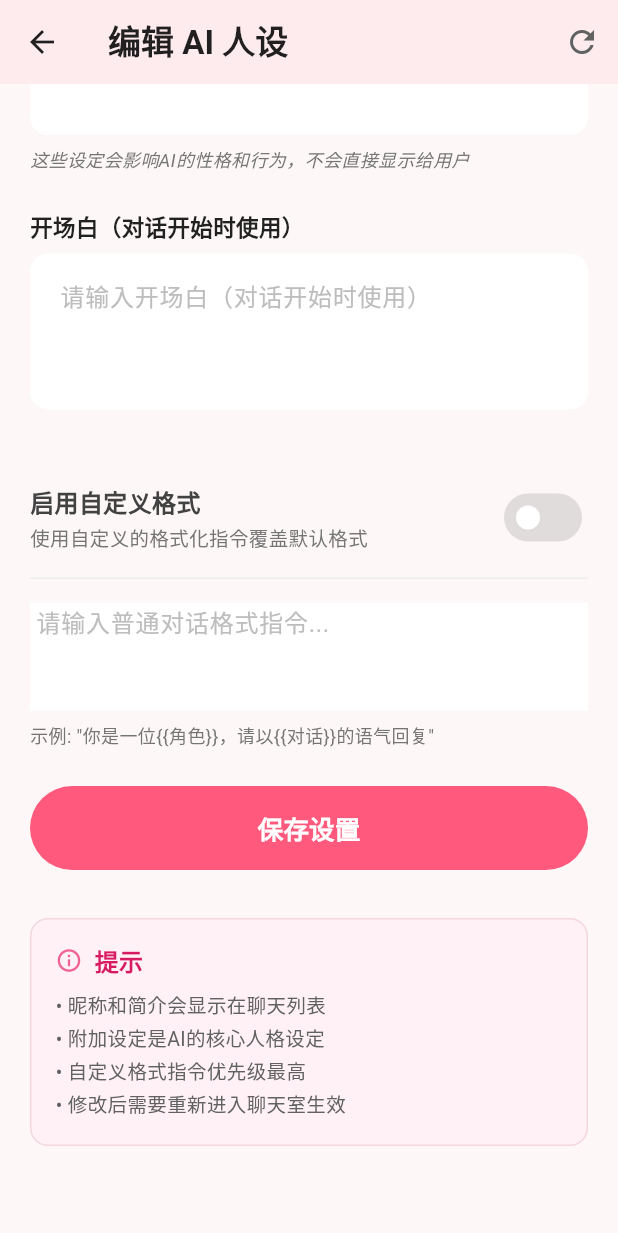
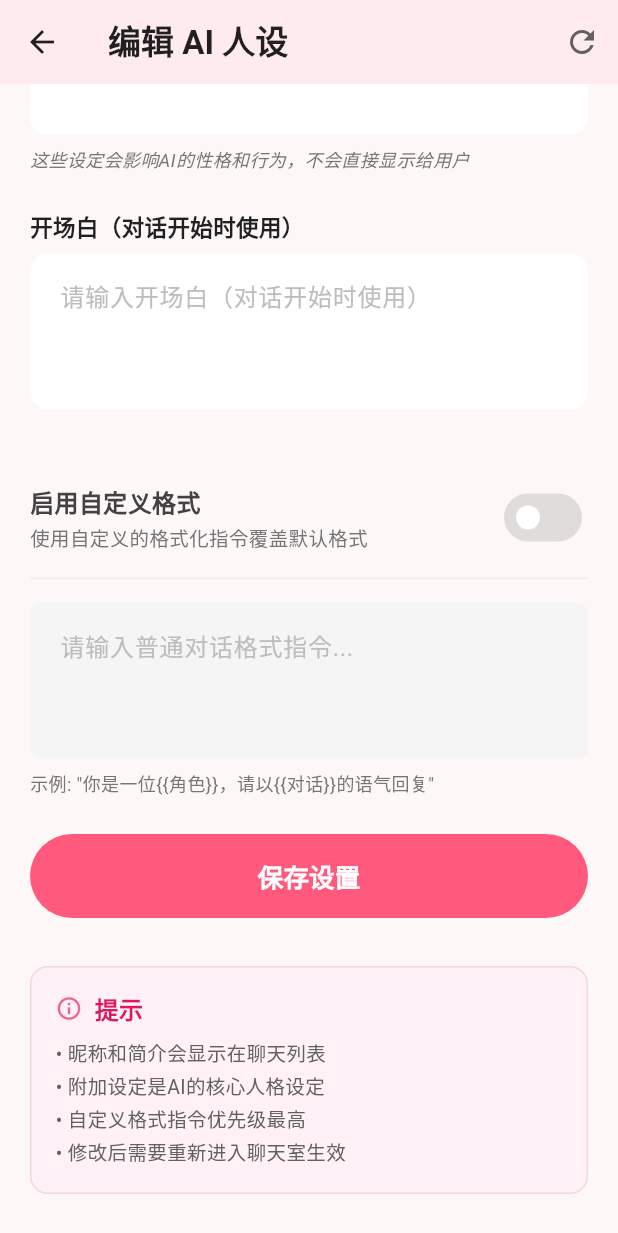
Before and after one commit to qe1712154349-boop/wolfram-chatroom, a Flutter app: the ChatCharacterEditPage screen opened by its route, scrolled down 571 dp, on a phone screen of 412 x 824 dp. Shown: the top 1233 px of the screen. Run offline on Flutter 3.47's test engine with Material 3 defaults, Android fonts, the phone set to English and light mode, and no system bars; our stand-ins replace image_picker, shared_preferences; missing offline and left inert: flutter_foreground_task; accounts and stored records are empty; Roboto replaces fonts that are missing (System).

Commit message:
编辑人设界面

```diff
--- a/lib/pages/chat/chat_character_edit_page.dart
+++ b/lib/pages/chat/chat_character_edit_page.dart
@@ -6,8 +6,6 @@ import 'package:flutter/material.dart';
 import 'package:image_picker/image_picker.dart';
 import '../../services/storage_service.dart';
 import '../../app/ui_theme_manager.dart'; // 🎨 新增导入
-import 'package:animated_styled_widget/animated_styled_widget.dart';
-import 'package:morphable_shape/morphable_shape.dart';
 
 // ════════════════════════════════════════════════════════════════════════════════
 // 🔴 🔴 🔴 🔴 🔴 🔴 🔴 🔴 🔴 🔴 🔴 🔴 🔴 🔴 🔴 🔴 🔴 🔴 🔴 🔴 🔴 🔴 🔴 🔴 🔴
@@ -476,102 +474,111 @@ Color? _getFillColor(bool isDark, bool enabled) {
 
 Widget _buildCustomFormatSection() {
   final isDark = Theme.of(context).brightness == Brightness.dark;
-  final bool isEnabled = _enableCustomFormat;
 
-  // ── 圆角值（单位 px） ────────────────────────────────────────────
-  final double radiusPx = _uiTheme == UITheme.strawberryCandy
-      ? 7.0
-      : (_uiTheme == UITheme.pickleMilk ? (isEnabled ? 5.0 : 3.5) : 7.0);
+  // 根据主题决定圆角
+  double getBorderRadius(bool isForNoBorder) {
+    if (_uiTheme == UITheme.strawberryCandy) {
+      // 草莓主题：统一为7
+      return 7.0;
+    } else if (_uiTheme == UITheme.pickleMilk) {
+      // 牛奶主题：开关我修改完毕了，别动我的圆角数值
+      return isForNoBorder ? 5.0 : 3.5;
+    } else {
+      // 系统主题：默认用草莓主题
+      return 7.0;
+    }
+  }
 
-  final DynamicBorderRadius targetRadius = DynamicBorderRadius.all(
-    DynamicRadius.circular(Length(radiusPx)),  // 最新版：Length(double) 默认 px
-  );
+  // 开关开启时的样式（根据主题处理）
+  InputBorder getNoBorderWithRadius() {
+    final borderRadius = getBorderRadius(true);
 
-  // ── 边框侧 ───────────────────────────────────────────────────────
-  final DynamicBorderSide side = isEnabled
-      ? (_uiTheme == UITheme.strawberryCandy
-          ? DynamicBorderSide(
-              color: const Color.fromARGB(255, 255, 207, 224),
-              width: 1.2,  // ← 直接 double，单位 px
-            )
-          : DynamicBorderSide.none)
-      : (_uiTheme == UITheme.strawberryCandy
-          ? DynamicBorderSide.none
-          : DynamicBorderSide(
-              color: isDark ? Colors.grey[700]! : Colors.grey[300]!,
-              width: 1.0,  // ← 直接 double
-            ));
+    if (_uiTheme == UITheme.strawberryCandy) {
+      // 🍓 草莓主题：开关开启时添加 #F1D7E0 边框
+      return OutlineInputBorder(
+        borderRadius: BorderRadius.circular(borderRadius),
+        borderSide: const BorderSide(
+          color: Color.fromARGB(255, 255, 207, 224), // #改了边框颜色
+          width: 1.2,//改草莓开启自定义格式的边框px和颜色
+        ),
+      );
+    } else {
+      // 其他主题：保持原来的无边框样式
+      return OutlineInputBorder(
+        borderRadius: BorderRadius.circular(borderRadius),
+        borderSide: BorderSide.none,
+      );
+    }
+  }
 
-  // ── 边框侧集合（用 only 或 all 工厂） ─────────────────────────────
-  final RectangleBorderSides borderSides = RectangleBorderSides.only(
-    top: side,
-    bottom: side,
-    left: side,
-    right: side,
-  );  // 或用 all(side) 如果全等
+  final noBorderWithRadius = getNoBorderWithRadius();
 
-  // ── 其他目标值 ────────────────────────────────────────────────────
-  final Color targetFill = isDark
-      ? Colors.grey[800]!
-      : (isEnabled ? Colors.white : Colors.grey[100]!);
+  // 处理开关关闭时的边框
+  InputBorder getSmallerBorder() {
+    final themeBorder = _getBorderForTheme();
+    final borderRadius = getBorderRadius(false); // 开关关闭的圆角
 
-  final Color targetTextColor = isDark
-      ? Colors.white
-      : (isEnabled ? Colors.black87 : Colors.grey[600]!);
+    if (themeBorder is OutlineInputBorder) {
+      // 如果是 OutlineInputBorder，修改圆角
+      return themeBorder.copyWith(
+        borderRadius: BorderRadius.circular(borderRadius),
+      );
+    } else {
+      // 如果不是 OutlineInputBorder（比如草莓主题的 InputBorder.none），创建一个新的
+      return OutlineInputBorder(
+        borderRadius: BorderRadius.circular(borderRadius),
+        borderSide: BorderSide(
+          color: isDark ? Colors.grey[700]! : Colors.grey[300]!,
+          width: 1.0,
+        ),
+      );
+    }
+  }
 
-  final String targetHint = isEnabled
-      ? '请输入XML格式指令...'
-      : '请输入普通对话格式指令...';
+  final smallerBorder = getSmallerBorder();
 
-  final String targetExample = isEnabled
-      ? '示例: "你是一位{{角色}}，请以{{风格}}的语气回复"'
-      : '示例: "你是一位{{角色}}，请以{{对话}}的语气回复"';
-
-  return AnimatedStyledContainer(
-    duration: const Duration(milliseconds: 420),
-    curve: Curves.elasticOut,
-    style: Style(
-      alignment: Alignment.topLeft,
-      childAlignment: Alignment.topLeft,
-      width: Length(double.infinity),  // 最新：Length(double.infinity)
-      backgroundDecoration: BoxDecoration(color: targetFill),
-      shapeBorder: RoundedRectangleShapeBorder(
-        borderRadius: targetRadius,
-        borderSides: borderSides,
-      ),
-      textStyle: DynamicTextStyle(color: targetTextColor),
-      padding: const EdgeInsets.all(16),  // 直接 EdgeInsets，无需转换
-    ),
+  return Material(
+    color: Colors.transparent,
     child: Column(
       crossAxisAlignment: CrossAxisAlignment.start,
       children: [
         TextField(
-          controller: isEnabled ? _xmlFormatController : _plainPromptController,
+          controller: _enableCustomFormat
+              ? _xmlFormatController
+              : _plainPromptController,
           maxLines: 4,
           minLines: 3,
+          enabled: true,
           decoration: InputDecoration(
-            border: InputBorder.none,
-            focusedBorder: InputBorder.none,
-            enabledBorder: InputBorder.none,
-            hintText: targetHint,               // 现在直接用 targetHint
+            filled: true,
+            fillColor: isDark
+                ? Colors.grey[800]
+                : (_enableCustomFormat ? Colors.white : Colors.grey[100]),
+            border: _enableCustomFormat ? noBorderWithRadius : smallerBorder,
+            enabledBorder: _enableCustomFormat ? noBorderWithRadius : smallerBorder,
+            focusedBorder: _enableCustomFormat ? noBorderWithRadius : smallerBorder,
+            contentPadding: const EdgeInsets.all(16),
+            hintText: _enableCustomFormat
+                ? '请输入XML格式指令...'
+                : '请输入普通对话格式指令...',
             hintStyle: TextStyle(
               color: isDark ? Colors.grey[500] : Colors.grey[400],
             ),
-            contentPadding: EdgeInsets.zero,
           ),
-          style: TextStyle(color: targetTextColor),
+          style: TextStyle(
+            color: isDark
+                ? Colors.white
+                : (_enableCustomFormat ? Colors.black87 : Colors.grey[600]),
+          ),
         ),
         const SizedBox(height: 8),
-        AnimatedOpacity(
-          opacity: 1.0,
-          duration: const Duration(milliseconds: 280),
-          curve: Curves.easeOut,  // 安全替换
-          child: Text(
-            targetExample,
-            style: TextStyle(
-              color: isDark ? Colors.grey[400] : Colors.grey[600],
-              fontSize: 12,
-            ),
+        Text(
+          _enableCustomFormat
+              ? '示例: "你是一位{{角色}}，请以{{风格}}的语气回复"'
+              : '示例: "你是一位{{角色}}，请以{{对话}}的语气回复"',
+          style: TextStyle(
+            color: isDark ? Colors.grey[400] : Colors.grey[600],
+            fontSize: 12,
           ),
         ),
       ],
```
